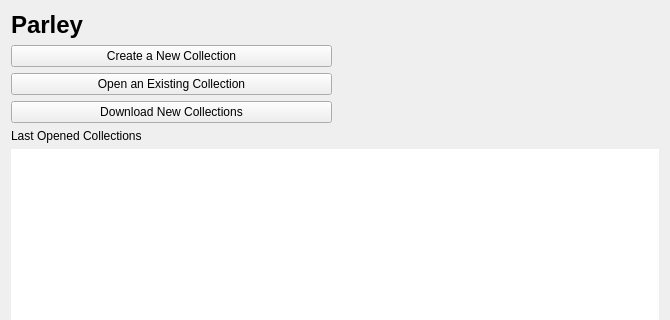
This is src/welcomescreen/welcomescreen.ui in KDE/parley as Qt 5 draws it before an edit; both pictures show x 0 to 670 and y 0 to 320 of the 670 by 526 pixel window. The edited form follows.
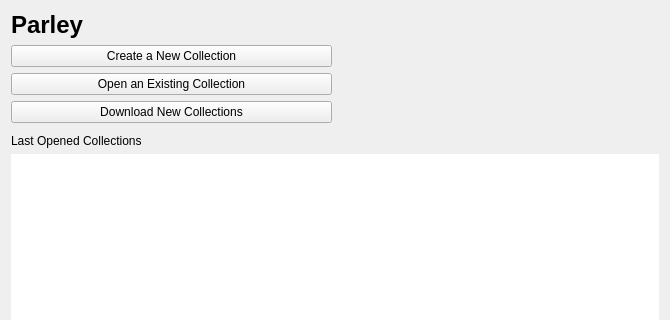
This is the edited form. Custom widgets are drawn as their Qt base class.

Commit message: add some small spacing to the layout

The edit to the form file:
```diff
--- a/src/welcomescreen/welcomescreen.ui
+++ b/src/welcomescreen/welcomescreen.ui
@@ -52,13 +52,29 @@
     </widget>
    </item>
    <item row="5" column="0" colspan="2" >
+    <spacer name="verticalSpacer" >
+     <property name="orientation" >
+      <enum>Qt::Vertical</enum>
+     </property>
+     <property name="sizeType" >
+      <enum>QSizePolicy::Fixed</enum>
+     </property>
+     <property name="sizeHint" stdset="0" >
+      <size>
+       <width>20</width>
+       <height>5</height>
+      </size>
+     </property>
+    </spacer>
+   </item>
+   <item row="6" column="0" colspan="2" >
     <widget class="QLabel" name="recentLabel" >
      <property name="text" >
       <string>Last Opened Collections</string>
      </property>
     </widget>
    </item>
-   <item row="6" column="0" colspan="2" >
+   <item row="7" column="0" colspan="2" >
     <widget class="QListView" name="recentFiles" >
      <property name="frameShape" >
       <enum>QFrame::NoFrame</enum>
```
